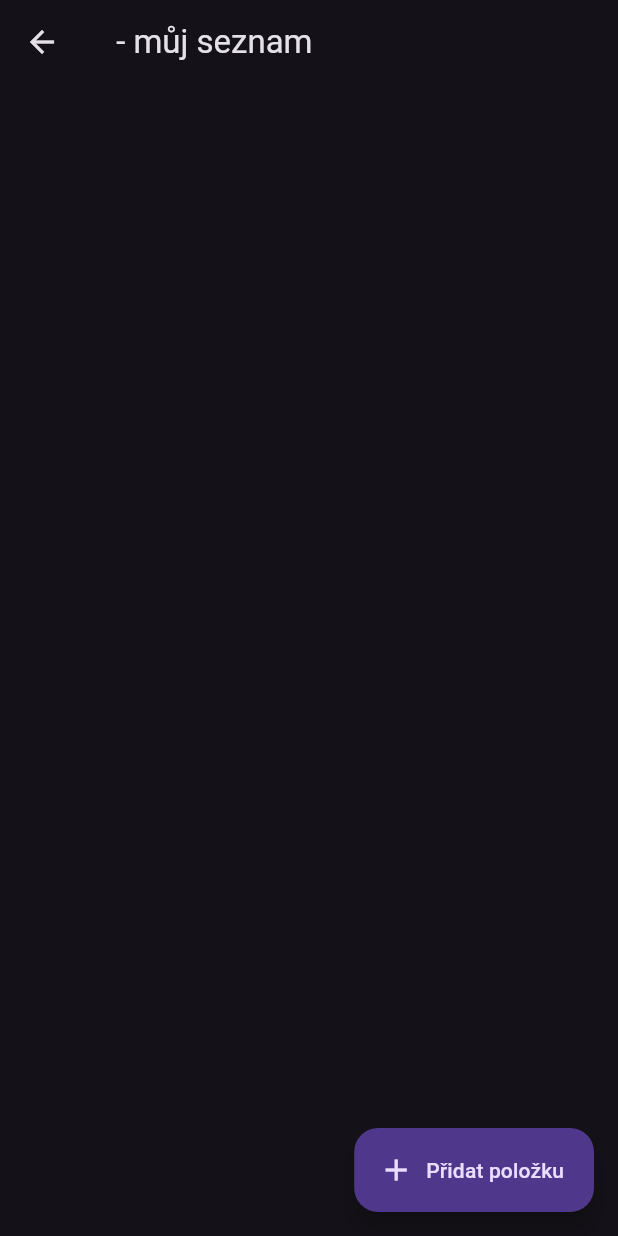
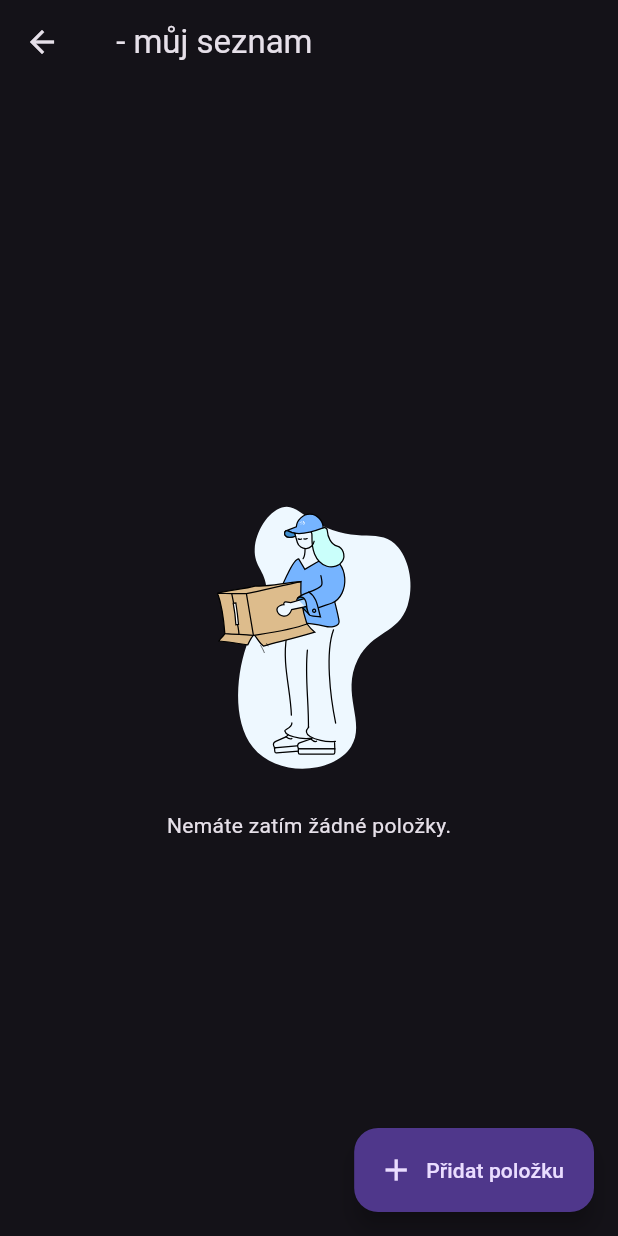
Before and after one commit to koty10/trippidy, a Flutter app: the MyListScreen screen opened directly with empty values, on a phone screen of 412 x 824 dp. Run offline on Flutter 3.47's test engine with Material 2 defaults, Android fonts, the phone set to English and light mode, and no system bars; drawn by our look-alikes of lottie; our stand-ins replace dio, firebase_core, flutter_riverpod, hive, hive_flutter, retrofit and 1 more; missing offline and left inert: auth0_flutter; accounts and stored records are empty; generated files the repository leaves out were written again.

```diff
--- a/lib/api/rest_client.dart
+++ b/lib/api/rest_client.dart
@@ -40,6 +40,9 @@ abstract class RestClient {
   @GET(userProfileEndpoint)
   Future<HttpResponse<UserProfile>> getUserProfile();
 
+  @PUT(userProfileEndpoint)
+  Future<HttpResponse<UserProfile>> updateUserProfile(@Body() UserProfile item);
+
   @GET("$userProfileEndpoint/{query}")
   Future<HttpResponse<List<UserProfile>>> getUserProfilesByQuery(@Path("query") String query, @Query("tripId") String tripId);
 
--- a/lib/screens/my_list/my_list_screen.dart
+++ b/lib/screens/my_list/my_list_screen.dart
@@ -1,4 +1,5 @@
 import 'package:flutter_riverpod/flutter_riverpod.dart';
+import 'package:lottie/lottie.dart';
 import 'package:trippidy/model/member.dart';
 import 'package:trippidy/model/trip.dart';
 import 'package:flutter/material.dart';
@@ -19,16 +20,28 @@ class MyListScreen extends ConsumerWidget {
   @override
   Widget build(BuildContext context, ref) {
     Member member = ref.watch(memberControllerProvider);
+    var items = getMyListItems(member).entries;
 
     return Scaffold(
       appBar: AppBar(
         leading: const BackButton(),
         title: Text("${currentTrip.name} - můj seznam"),
       ),
-      body: ListView(
+      body: items.isEmpty
+          ? Column(
+              mainAxisAlignment: MainAxisAlignment.center,
+              children: [
+                LottieBuilder.asset(
+                  'assets/lotties/empty_box.json',
+                  height: 200,
+                ),
+                const SizedBox(height: 20),
+                const Center(child: Text('Nemáte zatím žádné položky.')),
+              ],
+            )
+          : ListView(
               //padding: const EdgeInsets.all(8),
-        children: getMyListItems(member)
-            .entries
+              children: items
                   .map(
                     (e) => ExpansionTile(
                       initiallyExpanded: true,
```
Also changed, not shown: lib/api/api_caller.dart (+12 -0 lines), lib/main.dart (+6 -1 lines), lib/model/user_profile.dart (+16 -0 lines), lib/providers/auth_controller.dart (+7 -0 lines), lib/screens/new_profile/new_profile_screen.dart (added, +89 -0 lines), lib/screens/our_list/our_list_screen.dart (+16 -3 lines). Lines whose indentation alone changed are shown as unchanged.
